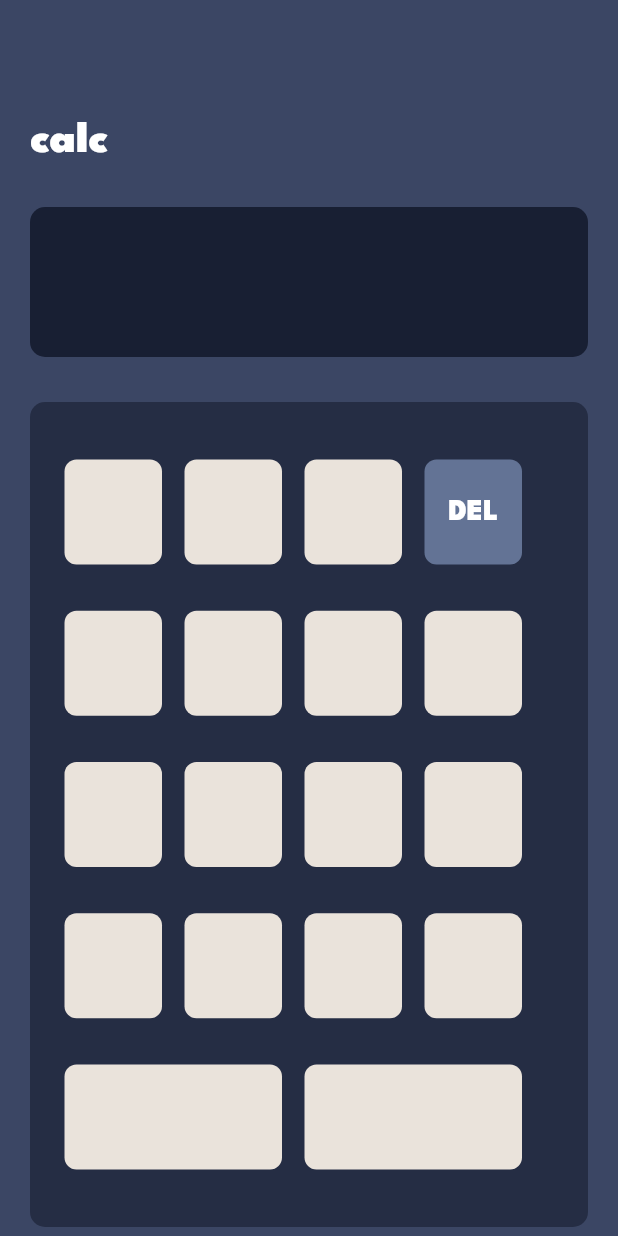
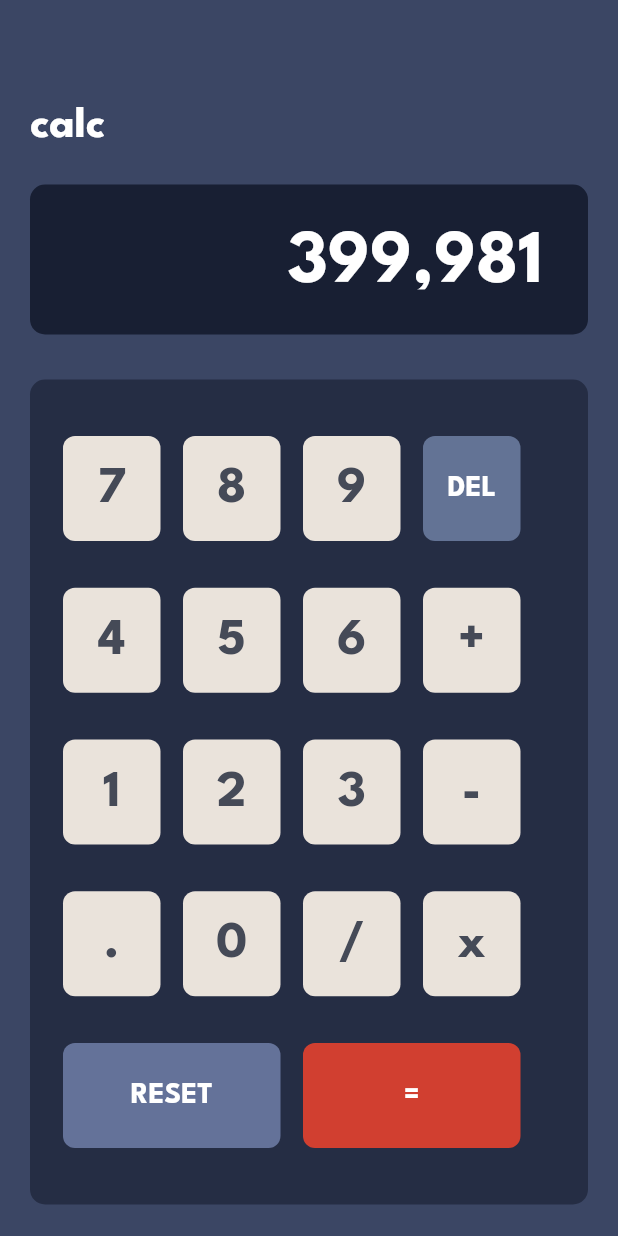
Before and after one commit to william-hatzar/calculator, a Flutter app: the screen it shows after launch, on a phone screen of 412 x 824 dp. Run offline on Flutter 3.47's test engine with Material 2 defaults, Android fonts, the phone set to English and light mode, and no system bars.

Commit message:
Design completed need to implement logic and also add accent colour to bottom of buttons

```diff
--- a/lib/Header.dart
+++ /dev/null
@@ -1,19 +0,0 @@
-import 'package:flutter/material.dart';
-
-class Header extends StatelessWidget {
-  const Header({Key? key}) : super(key: key);
-
-  @override
-  Widget build(BuildContext context) {
-    return const Row(
-      children: [
-        Text("calc",
-            style: TextStyle(
-                fontSize: 30.0,
-                fontFamily: "League Spartan",
-                color: Colors.white,
-                fontWeight: FontWeight.w900))
-      ],
-    );
-  }
-}
--- a/lib/HomeScreen.dart
+++ /dev/null
@@ -1,225 +0,0 @@
-import 'package:flutter/material.dart';
-import 'Header.dart';
-
-class HomeScreen extends StatefulWidget {
-  const HomeScreen({Key? key}) : super(key: key);
-
-  @override
-  State<HomeScreen> createState() => _HomeScreenState();
-}
-
-class _HomeScreenState extends State<HomeScreen> {
-  @override
-  Widget build(BuildContext context) {
-    return Scaffold(
-      backgroundColor: const Color(0xff3B4664),
-      body: Padding(
-        padding: const EdgeInsets.all(20.0),
-        child: Column(
-          children: [
-            const SizedBox(height: 60.0),
-            const Header(),
-            const SizedBox(height: 30.0),
-            Container(
-                height: 100,
-                width: 450,
-                decoration: BoxDecoration(
-                    color: const Color(0xff181F33),
-                    borderRadius: BorderRadius.circular(10.0))),
-            SizedBox(height: 30.0),
-            Container(
-              height: 550,
-              width: 450,
-              decoration: BoxDecoration(
-                  color: const Color(0xff252D44),
-                  borderRadius: BorderRadius.circular(10.0)),
-              child: Padding(
-                padding: const EdgeInsets.all(23.0),
-                child: Column(
-                  children: [
-                    Expanded(
-                      child: Row(
-                        children: [
-                          Container(
-                            height: 70,
-                            width: 65,
-                            decoration: BoxDecoration(
-                                borderRadius: BorderRadius.circular(8.0),
-                                color: const Color(0xffEAE3DB)),
-                          ),
-                          const SizedBox(width: 15.0),
-                          Container(
-                            height: 70,
-                            width: 65,
-                            decoration: BoxDecoration(
-                                borderRadius: BorderRadius.circular(8.0),
-                                color: const Color(0xffEAE3DB)),
-                          ),
-                          SizedBox(width: 15.0),
-                          Container(
-                            height: 70,
-                            width: 65,
-                            decoration: BoxDecoration(
-                                borderRadius: BorderRadius.circular(8.0),
-                                color: const Color(0xffEAE3DB)),
-                          ),
-                          SizedBox(width: 15.0),
-                          Container(
-                              height: 70,
-                              width: 65,
-                              decoration: BoxDecoration(
-                                  borderRadius: BorderRadius.circular(8.0),
-                                  color: const Color(0xff637395)),
-                              child: const Align(
-                                  alignment: Alignment.center,
-                                  child: Text("DEL",
-                                      style: TextStyle(
-                                          color: Colors.white,
-                                          fontFamily: "League Spartan",
-                                          fontWeight: FontWeight.w900,
-                                          fontSize: 20.00)))),
-                        ],
-                      ),
-                    ),
-                    Expanded(
-                      child: Row(
-                        children: [
-                          Container(
-                            height: 70,
-                            width: 65,
-                            decoration: BoxDecoration(
-                                borderRadius: BorderRadius.circular(8.0),
-                                color: const Color(0xffEAE3DB)),
-                          ),
-                          const SizedBox(width: 15.0),
-                          Container(
-                            height: 70,
-                            width: 65,
-                            decoration: BoxDecoration(
-                                borderRadius: BorderRadius.circular(8.0),
-                                color: const Color(0xffEAE3DB)),
-                          ),
-                          SizedBox(width: 15.0),
-                          Container(
-                            height: 70,
-                            width: 65,
-                            decoration: BoxDecoration(
-                                borderRadius: BorderRadius.circular(8.0),
-                                color: const Color(0xffEAE3DB)),
-                          ),
-                          SizedBox(width: 15.0),
-                          Container(
-                            height: 70,
-                            width: 65,
-                            decoration: BoxDecoration(
-                                borderRadius: BorderRadius.circular(8.0),
-                                color: const Color(0xffEAE3DB)),
-                          ),
-                        ],
-                      ),
-                    ),
-                    Expanded(
-                      child: Row(
-                        children: [
-                          Container(
-                            height: 70,
-                            width: 65,
-                            decoration: BoxDecoration(
-                                borderRadius: BorderRadius.circular(8.0),
-                                color: const Color(0xffEAE3DB)),
-                          ),
-                          const SizedBox(width: 15.0),
-                          Container(
-                            height: 70,
-                            width: 65,
-                            decoration: BoxDecoration(
-                                borderRadius: BorderRadius.circular(8.0),
-                                color: const Color(0xffEAE3DB)),
-                          ),
-                          SizedBox(width: 15.0),
-                          Container(
-                            height: 70,
-                            width: 65,
-                            decoration: BoxDecoration(
-                                borderRadius: BorderRadius.circular(8.0),
-                                color: const Color(0xffEAE3DB)),
-                          ),
-                          SizedBox(width: 15.0),
-                          Container(
-                            height: 70,
-                            width: 65,
-                            decoration: BoxDecoration(
-                                borderRadius: BorderRadius.circular(8.0),
-                                color: const Color(0xffEAE3DB)),
-                          ),
-                        ],
-                      ),
-                    ),
-                    Expanded(
-                      child: Row(
-                        children: [
-                          Container(
-                            height: 70,
-                            width: 65,
-                            decoration: BoxDecoration(
-                                borderRadius: BorderRadius.circular(8.0),
-                                color: const Color(0xffEAE3DB)),
-                          ),
-                          const SizedBox(width: 15.0),
-                          Container(
-                            height: 70,
-                            width: 65,
-                            decoration: BoxDecoration(
-                                borderRadius: BorderRadius.circular(8.0),
-                                color: const Color(0xffEAE3DB)),
-                          ),
-                          SizedBox(width: 15.0),
-                          Container(
-                            height: 70,
-                            width: 65,
-                            decoration: BoxDecoration(
-                                borderRadius: BorderRadius.circular(8.0),
-                                color: const Color(0xffEAE3DB)),
-                          ),
-                          SizedBox(width: 15.0),
-                          Container(
-                            height: 70,
-                            width: 65,
-                            decoration: BoxDecoration(
-                                borderRadius: BorderRadius.circular(8.0),
-                                color: const Color(0xffEAE3DB)),
-                          ),
-                        ],
-                      ),
-                    ),
-                    Expanded(
-                      child: Row(
-                        children: [
-                          Container(
-                            height: 70,
-                            width: 145,
-                            decoration: BoxDecoration(
-                                borderRadius: BorderRadius.circular(8.0),
-                                color: const Color(0xffEAE3DB)),
-                          ),
-                          SizedBox(width: 15.0),
-                          Container(
-                            height: 70,
-                            width: 145,
-                            decoration: BoxDecoration(
-                                borderRadius: BorderRadius.circular(8.0),
-                                color: const Color(0xffEAE3DB)),
-                          ),
-                        ],
-                      ),
-                    ),
-                  ],
-                ),
-              ),
-            )
-          ],
-        ),
-      ),
-    );
-  }
-}
--- a/lib/main.dart
+++ b/lib/main.dart
@@ -1,12 +1,12 @@
 import 'package:flutter/material.dart';
-import 'HomeScreen.dart';
-import 'package:calculator/themes/Themes.dart';
+import 'widgets/home_screen.dart';
+import 'package:calculator/themes/custom_themes.dart';
 
 void main() => runApp(Root());
 
 class Root extends StatelessWidget {
   Root({Key? key}) : super(key: key);
-  Themes themes = Themes();
+  final Themes themes = Themes();
   @override
   Widget build(BuildContext context) {
     return const MaterialApp(
--- a/lib/themes/Themes.dart
+++ b/lib/themes/custom_themes.dart
@@ -1,4 +1,3 @@
-import 'package:flutter/material.dart';
 
 class Themes {
 
--- /dev/null
+++ b/lib/widgets/button_builder.dart
@@ -0,0 +1,21 @@
+import 'package:flutter/material.dart';
+
+class ButtonBuilder extends StatelessWidget {
+
+  final String number;
+  const ButtonBuilder({Key? key, required this.number}) : super(key: key);
+
+  @override
+  Widget build(BuildContext context) {
+    return Container(
+      height: 70,
+      width: 65,
+      decoration: BoxDecoration(
+          borderRadius: BorderRadius.circular(8.0),
+          color: const Color(0xffEAE3DB)),
+      child:  Align(
+          alignment: Alignment.center,
+          child: Text(number, style: const TextStyle(fontSize: 35.0, fontFamily: "League Spartan", color: Color(0xff454A57), fontWeight: FontWeight.bold),)),
+    );
+  }
+}
--- /dev/null
+++ b/lib/widgets/home_screen.dart
@@ -0,0 +1,143 @@
+import 'package:calculator/widgets/button_builder.dart';
+import 'package:flutter/material.dart';
+import 'main_header.dart';
+
+class HomeScreen extends StatefulWidget {
+  const HomeScreen({Key? key}) : super(key: key);
+
+  @override
+  State<HomeScreen> createState() => _HomeScreenState();
+}
+
+class _HomeScreenState extends State<HomeScreen> {
+  @override
+  Widget build(BuildContext context) {
+    return Scaffold(
+      backgroundColor: const Color(0xff3B4664),
+      body: Padding(
+        padding: const EdgeInsets.all(20.0),
+        child: Column(
+          children: [
+            const SizedBox(height: 50.0),
+            //Header
+            const Header(),
+            const SizedBox(height: 25.0),
+            //Input Box
+            Container(
+                padding: EdgeInsets.all(30.0),
+                height: 100,
+                width: 450,
+                decoration: BoxDecoration(
+                    color: const Color(0xff181F33),
+                    borderRadius: BorderRadius.circular(10.0)),
+              child: const Align(alignment: Alignment.bottomRight,child: Text("399,981", style: TextStyle(fontFamily: "League Spartan", color: Colors.white, fontSize: 50.0, fontWeight: FontWeight.bold)),)
+            ),
+            const SizedBox(height: 30.0),
+            Container(
+              height: 550,
+              width: 450,
+              decoration: BoxDecoration(
+                  color: const Color(0xff252D44),
+                  borderRadius: BorderRadius.circular(10.0)),
+              child: Padding(
+                padding: const EdgeInsets.all(22.0),
+                child: Column(
+                  children: [
+                    Expanded(
+                      child: Row(
+                        children: [
+                          const ButtonBuilder(number: "7"),
+                          const SizedBox(width: 15.0),
+                          const ButtonBuilder(number: "8"),
+                          const SizedBox(width: 15.0),
+                          const ButtonBuilder(number: "9"),
+                          const SizedBox(width: 15.0),
+                          Container(
+                              height: 70,
+                              width: 65,
+                              decoration: BoxDecoration(
+                                  borderRadius: BorderRadius.circular(8.0),
+                                  color: const Color(0xff637395)),
+                              child: const Align(
+                                  alignment: Alignment.center,
+                                  child: Text("DEL",
+                                      style: TextStyle(
+                                          color: Colors.white,
+                                          fontFamily: "League Spartan",
+                                          fontWeight: FontWeight.w700,
+                                          fontSize: 20.00)))),
+                        ],
+                      ),
+                    ),
+                    const Expanded(
+                      child: Row(
+                        children: [
+                           ButtonBuilder(number: "4"),
+                           SizedBox(width: 15.0),
+                           ButtonBuilder(number: "5"),
+                           SizedBox(width: 15.0),
+                           ButtonBuilder(number: "6"),
+                           SizedBox(width: 15.0),
+                           ButtonBuilder(number: "+"),
+                        ],
+                      ),
+                    ),
+                    const Expanded(
+                      child: Row(
+                        children: [
+                           ButtonBuilder(number: "1"),
+                           SizedBox(width: 15.0),
+                           ButtonBuilder(number: "2"),
+                           SizedBox(width: 15.0),
+                           ButtonBuilder(number: "3"),
+                           SizedBox(width: 15.0),
+                           ButtonBuilder(number: "-"),
+                        ],
+                      ),
+                    ),
+                    const Expanded(
+                      child: Row(
+                        children: [
+                          ButtonBuilder(number: "."),
+                           SizedBox(width: 15.0),
+                          ButtonBuilder(number: "0"),
+                           SizedBox(width: 15.0),
+                          ButtonBuilder(number: "/"),
+                           SizedBox(width: 15.0),
+                          ButtonBuilder(number: "x"),
+                        ],
+                      ),
+                    ),
+                    Expanded(
+                      child: Row(
+                        children: [
+                          Container(
+                            height: 70,
+                            width: 145,
+                            decoration: BoxDecoration(
+                                borderRadius: BorderRadius.circular(8.0),
+                                color: const Color(0xff647299)),
+                            child: const Align(child: Text("RESET", style: TextStyle(fontFamily: "League Spartan", color: Colors.white, fontSize: 20.0, fontWeight: FontWeight.bold)),),
+                          ),
+                          const SizedBox(width: 15.0),
+                          Container(
+                            height: 70,
+                            width: 145,
+                            decoration: BoxDecoration(
+                                borderRadius: BorderRadius.circular(8.0),
+                                color: const Color(0xffD13F30)),
+                            child: const Align(child: Text("=", style: TextStyle(fontFamily: "League Spartan", color: Colors.white, fontSize: 20.0, fontWeight: FontWeight.bold)),),
+                          ),
+                        ],
+                      ),
+                    ),
+                  ],
+                ),
+              ),
+            )
+          ],
+        ),
+      ),
+    );
+  }
+}
--- /dev/null
+++ b/lib/widgets/main_header.dart
@@ -0,0 +1,26 @@
+import 'package:flutter/material.dart';
+
+class Header extends StatefulWidget {
+  const Header({Key? key}) : super(key: key);
+
+  @override
+  State<Header> createState() => _HeaderState();
+}
+
+class _HeaderState extends State<Header> {
+  @override
+  Widget build(BuildContext context) {
+    return const Row(
+      children: [
+        Text("calc",
+          style: TextStyle(
+            fontFamily: "League Spartan",
+            fontSize: 30.0,
+            fontWeight: FontWeight.bold,
+            color: Colors.white
+          )
+        )
+      ],
+    );
+  }
+}
--- a/pubspec.yaml
+++ b/pubspec.yaml
@@ -78,8 +78,8 @@ flutter:
   fonts:
     - family: League Spartan
       fonts:
-        - asset: fonts/LeagueSpartan-VariableFont_wght.ttf
+        - asset: fonts/LeagueSpartan-Bold.ttf
           weight: 900
-  #
+
   # For details regarding fonts from package dependencies,
   # see https://flutter.dev/custom-fonts/#from-packages
```
Also changed, not shown: fonts/LeagueSpartan-Bold.ttf (added), fonts/LeagueSpartan-VariableFont_wght.ttf (deleted), 6 other files.
